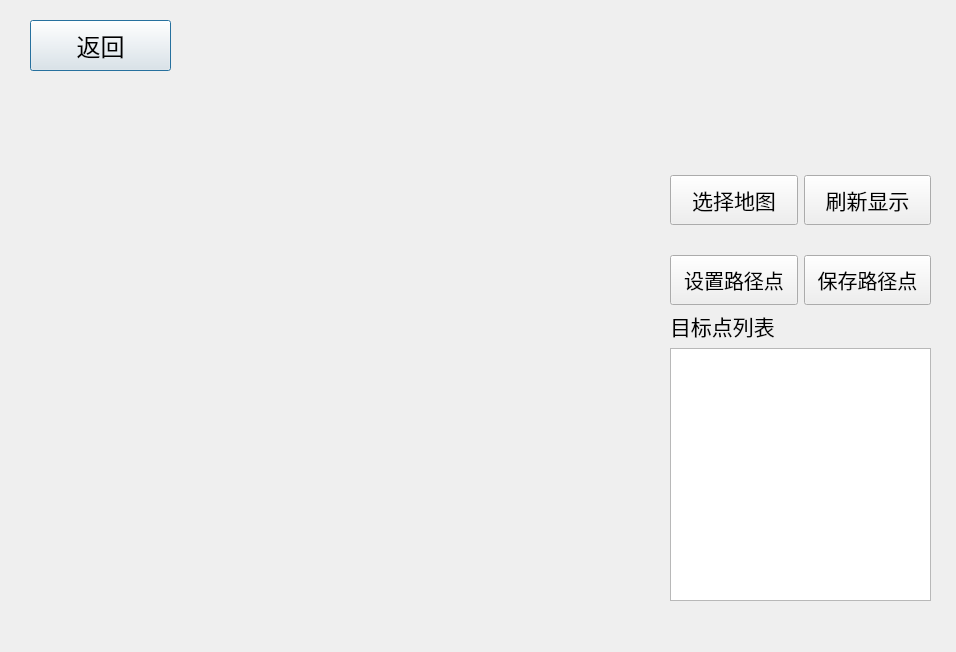
The window that robot2077/src/robot2077_ui/ui/navigation_dialog.ui (sebuaa2020/Team208) describes before a commit, drawn with Qt 5.
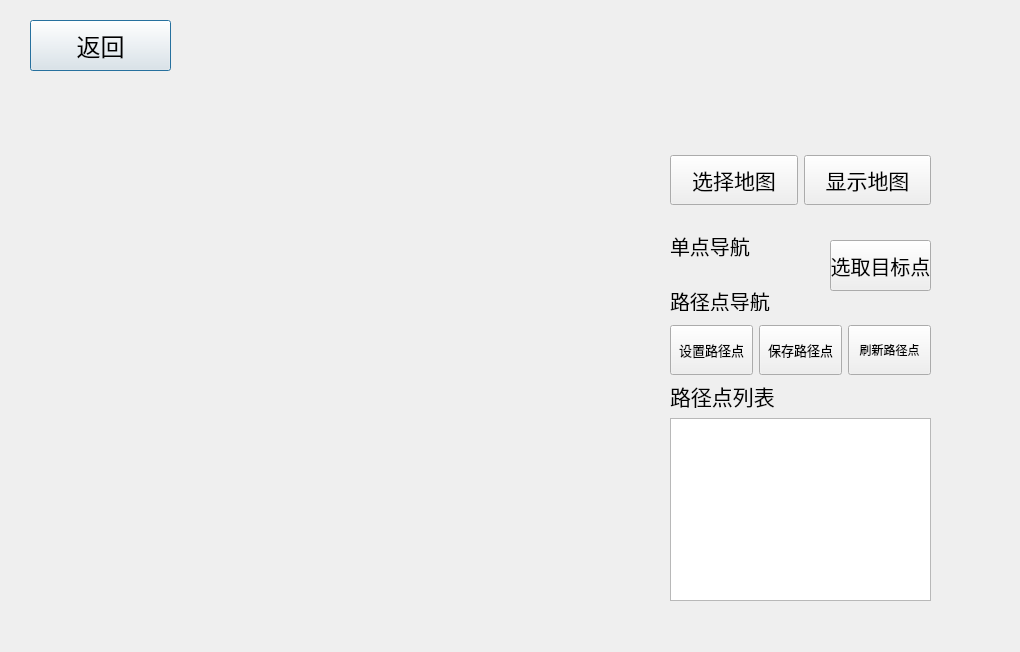
The same window after the commit.

Commit message: UI 基本完成

```diff
--- a/robot2077/src/robot2077_ui/ui/navigation_dialog.ui
+++ b/robot2077/src/robot2077_ui/ui/navigation_dialog.ui
@@ -6,7 +6,7 @@
    <rect>
     <x>0</x>
     <y>0</y>
-    <width>956</width>
+    <width>1020</width>
     <height>652</height>
    </rect>
   </property>
@@ -46,9 +46,9 @@
    <property name="geometry">
     <rect>
      <x>670</x>
-     <y>310</y>
+     <y>380</y>
      <width>261</width>
-     <height>291</height>
+     <height>221</height>
     </rect>
    </property>
    <layout class="QVBoxLayout" name="verticalLayout">
@@ -60,7 +60,7 @@
        </font>
       </property>
       <property name="text">
-       <string>目标点列表</string>
+       <string>路径点列表</string>
       </property>
      </widget>
     </item>
@@ -73,7 +73,7 @@
    <property name="geometry">
     <rect>
      <x>670</x>
-     <y>250</y>
+     <y>320</y>
      <width>261</width>
      <height>61</height>
     </rect>
@@ -87,9 +87,15 @@
         <height>50</height>
        </size>
       </property>
+      <property name="maximumSize">
+       <size>
+        <width>166666</width>
+        <height>16777215</height>
+       </size>
+      </property>
       <property name="font">
        <font>
-        <pointsize>15</pointsize>
+        <pointsize>10</pointsize>
        </font>
       </property>
       <property name="text">
@@ -107,7 +113,7 @@
       </property>
       <property name="font">
        <font>
-        <pointsize>15</pointsize>
+        <pointsize>10</pointsize>
        </font>
       </property>
       <property name="text">
@@ -115,13 +121,26 @@
       </property>
      </widget>
     </item>
+    <item>
+     <widget class="QPushButton" name="flush_btn">
+      <property name="minimumSize">
+       <size>
+        <width>0</width>
+        <height>50</height>
+       </size>
+      </property>
+      <property name="text">
+       <string>刷新路径点</string>
+      </property>
+     </widget>
+    </item>
    </layout>
   </widget>
   <widget class="QWidget" name="horizontalLayoutWidget_3">
    <property name="geometry">
     <rect>
      <x>670</x>
-     <y>160</y>
+     <y>140</y>
      <width>261</width>
      <height>81</height>
     </rect>
@@ -159,7 +178,7 @@
        </font>
       </property>
       <property name="text">
-       <string>刷新显示</string>
+       <string>显示地图</string>
       </property>
      </widget>
     </item>
@@ -171,7 +190,7 @@
      <x>669</x>
      <y>99</y>
      <width>261</width>
-     <height>61</height>
+     <height>41</height>
     </rect>
    </property>
    <layout class="QVBoxLayout" name="verticalLayout_2">
@@ -189,6 +208,60 @@
     </item>
    </layout>
   </widget>
+  <widget class="QLabel" name="label">
+   <property name="geometry">
+    <rect>
+     <x>670</x>
+     <y>290</y>
+     <width>101</width>
+     <height>21</height>
+    </rect>
+   </property>
+   <property name="font">
+    <font>
+     <pointsize>15</pointsize>
+    </font>
+   </property>
+   <property name="text">
+    <string>路径点导航</string>
+   </property>
+  </widget>
+  <widget class="QLabel" name="label_2">
+   <property name="geometry">
+    <rect>
+     <x>670</x>
+     <y>230</y>
+     <width>91</width>
+     <height>31</height>
+    </rect>
+   </property>
+   <property name="font">
+    <font>
+     <pointsize>15</pointsize>
+    </font>
+   </property>
+   <property name="text">
+    <string>单点导航</string>
+   </property>
+  </widget>
+  <widget class="QPushButton" name="single_btn">
+   <property name="geometry">
+    <rect>
+     <x>830</x>
+     <y>240</y>
+     <width>101</width>
+     <height>51</height>
+    </rect>
+   </property>
+   <property name="font">
+    <font>
+     <pointsize>15</pointsize>
+    </font>
+   </property>
+   <property name="text">
+    <string>选取目标点</string>
+   </property>
+  </widget>
  </widget>
  <resources/>
  <connections/>
```
The commit also changes 4 other files.
